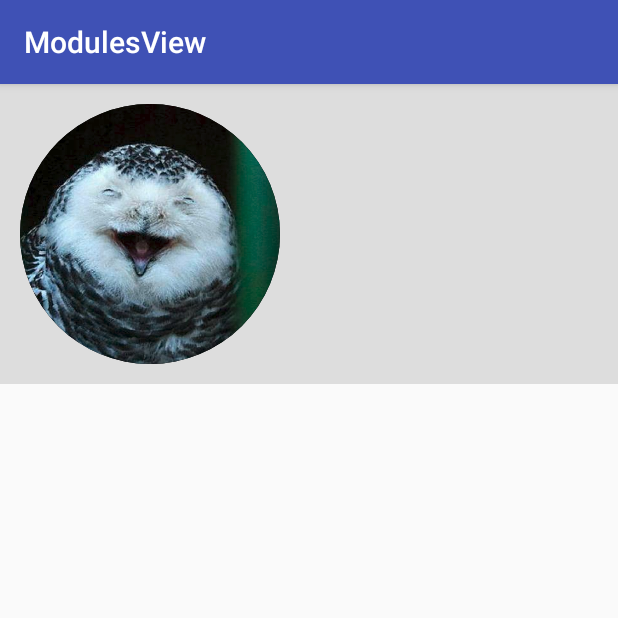
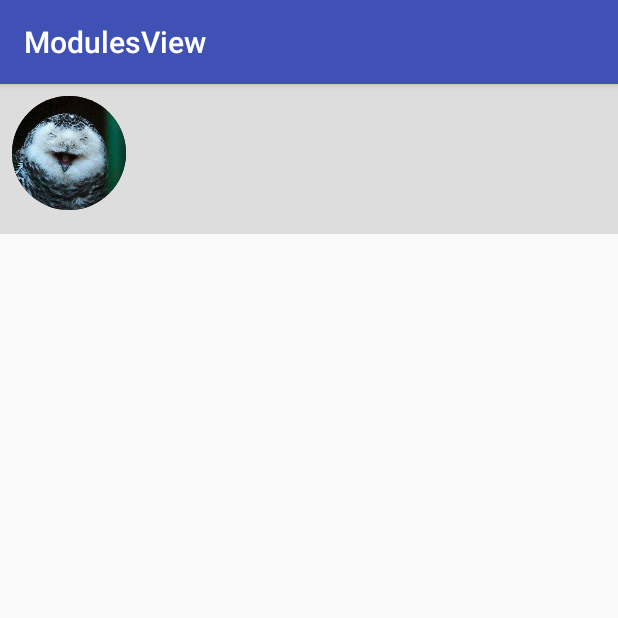
Before and after one commit to hungnq3/ModulesView, an Android app: the screen it shows after launch (MainActivity), on a phone screen of 412 x 824 dp, the top half of it. Run offline under Robolectric (Android 15) with nearby library versions, the phone set to English and light mode, and no system bars; libraries missing offline, so code that uses them is left out: com.facebook.fbui; 4 statements that could not run were skipped.

Commit message:
Revert "commit local changes"
This reverts commit 078004b901d2bf73ec0f6b69836e81c1cbb14389.

# Conflicts:
#	app/src/main/java/vn/com/vng/modulesview/MainActivity.java
#	app/src/main/java/vn/com/vng/modulesview/modules_view/ImageModule.java
#	app/src/main/java/vn/com/vng/modulesview/modules_view/Module.java
#	app/src/main/java/vn/com/vng/modulesview/modules_view/ModulesView.java
#	app/src/main/java/vn/com/vng/modulesview/modules_view/TextModule.java

```diff
--- a/app/src/main/java/vn/com/vng/modulesview/MainActivity.java
+++ b/app/src/main/java/vn/com/vng/modulesview/MainActivity.java
@@ -29,7 +29,7 @@ public class MainActivity extends AppCompatActivity {
 
     ModulesView buildModulesView(){
         ModulesView view= new ModulesView(this);
-        view.setSize(ViewGroup.LayoutParams.MATCH_PARENT, 300);
+        view.setSize(ViewGroup.LayoutParams.MATCH_PARENT, dp(100));
         view.setBackgroundColor(0xffdddddd);
 
         //create image module
@@ -45,7 +45,7 @@ public class MainActivity extends AppCompatActivity {
         textModule.setText("Hello world world world world world world world world  ");
 
 
-        view.addModule(imgModule, 20, 20, 280,280);
+        view.addModule(imgModule, dp(8), dp(8), dp(84),dp(84));
         view.addModule(textModule);
 
         //set bound on runtime
@@ -53,9 +53,9 @@ public class MainActivity extends AppCompatActivity {
             @Override
             public void onMeasure(ModulesView view, int withMeasureSpec, int heightMeasureSpec) {
                 int width = View.MeasureSpec.getSize(view.getMeasuredWidth());
-                textModule.setBounds(320,20, width-20, Module.BOUND_UNKNOWN);
+                textModule.setBounds(dp(100),dp(8), width-dp(8), Module.BOUND_UNKNOWN);
             }
-         });
+        });
 
         return view;
     }
```
